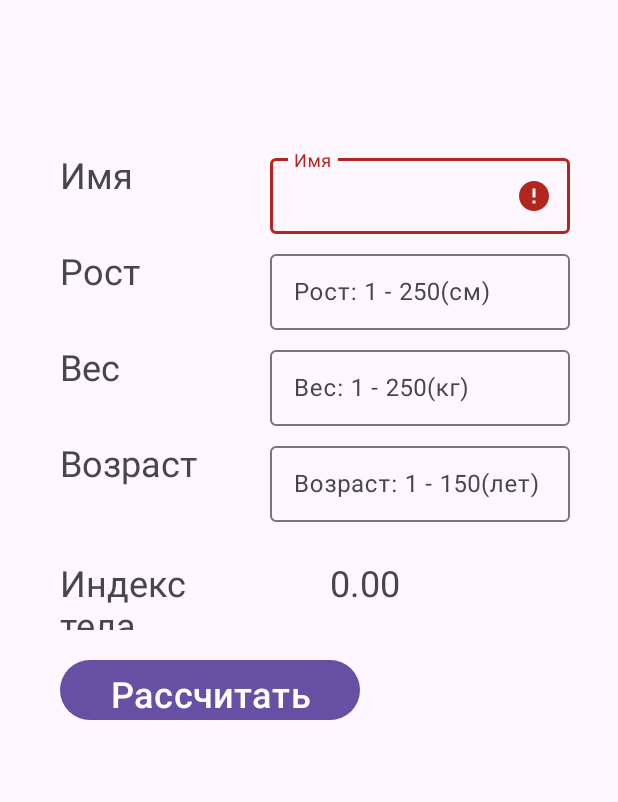
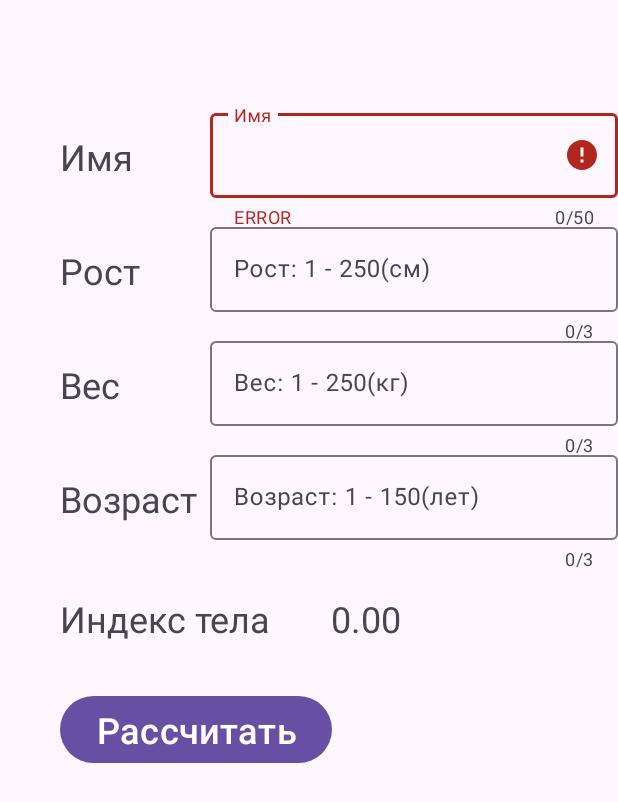
Before and after one commit to DmitriyAlexv/HomeTasks_ForPractice, an Android app: the screen it shows after launch (MainActivity), after a tap on "Рассчитать", on a phone screen of 412 x 824 dp. Shown: the top 802 px of the screen. Run offline under Robolectric (Android 15) with nearby library versions, the phone set to English and light mode, and no system bars.

Commit message:
Fix an refactor some issues

```diff
--- a/Task1/app/src/main/java/com/example/task1/MainActivity.kt
+++ b/Task1/app/src/main/java/com/example/task1/MainActivity.kt
@@ -35,32 +35,9 @@ class MainActivity : AppCompatActivity() {
         }
 
         button.setOnClickListener() {
-            when {
-                name.text.isEmpty() || name.text.length > 50 -> {
-                    findViewById<TextInputLayout>(R.id.tilName).error = "ERROR"
-                    return@setOnClickListener
-                }
+            if (isValidInput(name, height, weight, age)) {
+                val result = calculateBodyIndex(
 
-                height.text.isEmpty() || height.text.toString()
-                    .toInt() > 250 || height.text.toString().toInt() <= 0 -> {
-                    findViewById<TextInputLayout>(R.id.tilHeight).error = "ERROR"
-                    return@setOnClickListener
-                }
-
-                weight.text.isEmpty() || weight.text.toString()
-                    .toInt() > 250 || weight.text.toString().toInt() <= 0 -> {
-                    findViewById<TextInputLayout>(R.id.tilWeight).error = "ERROR"
-                    return@setOnClickListener
-                }
-
-                age.text.isEmpty() || age.text.toString().toInt() > 150 || age.text.toString()
-                    .toInt() <= 0 -> {
-                    findViewById<TextInputLayout>(R.id.tilAge).error = "ERROR"
-                    return@setOnClickListener
-                }
-
-                else -> {
-                    val result = calculateBodyIndex(
                     name.text.toString(),
                     height.text.toString().toInt(),
                     weight.text.toString().toInt(),
@@ -70,9 +47,42 @@ class MainActivity : AppCompatActivity() {
             }
         }
     }
-    }
 
     private fun calculateBodyIndex(name: String, height: Int, weight: Int, age: Int): Double {
         return floor(weight.toDouble() / (height / 100.0 * height / 100.0) * (age / name.length) * 100.0) / 100.0
     }
+
+    private fun isValidInput(
+        name: EditText,
+        height: EditText,
+        weight: EditText,
+        age: EditText
+    ): Boolean {
+        when {
+            name.text.isEmpty() || name.text.length > 50 -> {
+                findViewById<TextInputLayout>(R.id.tilName).error = "ERROR"
+                return false
             }
+
+            height.text.isEmpty() || height.text.toString()
+                .toInt() > 250 || height.text.toString().toInt() <= 0 -> {
+                findViewById<TextInputLayout>(R.id.tilHeight).error = "ERROR"
+                return false
+            }
+
+            weight.text.isEmpty() || weight.text.toString()
+                .toInt() > 250 || weight.text.toString().toInt() <= 0 -> {
+                findViewById<TextInputLayout>(R.id.tilWeight).error = "ERROR"
+                return false
+            }
+
+            age.text.isEmpty() || age.text.toString().toInt() > 150 || age.text.toString()
+                .toInt() <= 0 -> {
+                findViewById<TextInputLayout>(R.id.tilAge).error = "ERROR"
+                return false
+            }
+
+            else -> return true
+        }
+    }
+}
--- a/Task1/app/src/main/res/layout/activity_main.xml
+++ b/Task1/app/src/main/res/layout/activity_main.xml
@@ -8,11 +8,11 @@
 
     <TextView
         android:id="@+id/tvName"
-        android:layout_width="100dp"
-        android:layout_height="48dp"
+        android:layout_width="wrap_content"
+        android:layout_height="wrap_content"
         android:layout_marginStart="40dp"
-        android:layout_marginTop="100dp"
-        android:text="Имя"
+        android:layout_marginTop="88dp"
+        android:text="@string/имя"
         android:textAlignment="textStart"
         android:textSize="24dp"
         app:layout_constraintStart_toStartOf="parent"
@@ -20,11 +20,11 @@
 
     <TextView
         android:id="@+id/tvHeight"
-        android:layout_width="100dp"
-        android:layout_height="48dp"
+        android:layout_width="wrap_content"
+        android:layout_height="wrap_content"
         android:layout_marginStart="40dp"
-        android:layout_marginTop="64dp"
-        android:text="Рост"
+        android:layout_marginTop="76dp"
+        android:text="@string/рост"
         android:textAlignment="textStart"
         android:textSize="24dp"
         app:layout_constraintStart_toStartOf="parent"
@@ -32,11 +32,11 @@
 
     <TextView
         android:id="@+id/tvWeight"
-        android:layout_width="100dp"
-        android:layout_height="48dp"
+        android:layout_width="wrap_content"
+        android:layout_height="wrap_content"
         android:layout_marginStart="40dp"
-        android:layout_marginTop="64dp"
-        android:text="Вес"
+        android:layout_marginTop="76dp"
+        android:text="@string/вес"
         android:textAlignment="textStart"
         android:textSize="24dp"
         app:layout_constraintStart_toStartOf="parent"
@@ -44,11 +44,11 @@
 
     <TextView
         android:id="@+id/tvAge"
-        android:layout_width="100dp"
-        android:layout_height="48dp"
+        android:layout_width="wrap_content"
+        android:layout_height="wrap_content"
         android:layout_marginStart="40dp"
-        android:layout_marginTop="64dp"
-        android:text="Возраст"
+        android:layout_marginTop="76dp"
+        android:text="@string/возраст"
         android:textAlignment="textStart"
         android:textSize="24dp"
         app:layout_constraintStart_toStartOf="parent"
@@ -56,11 +56,11 @@
 
     <TextView
         android:id="@+id/tvBodyIndex"
-        android:layout_width="140dp"
-        android:layout_height="48dp"
+        android:layout_width="wrap_content"
+        android:layout_height="wrap_content"
         android:layout_marginStart="40dp"
         android:layout_marginTop="80dp"
-        android:text="Индекс тела"
+        android:text="@string/индекс_тела"
         android:textAlignment="textStart"
         android:textSize="24dp"
         app:layout_constraintStart_toStartOf="parent"
@@ -68,11 +68,11 @@
 
     <TextView
         android:id="@+id/tvBodyIndexResult"
-        android:layout_width="140dp"
-        android:layout_height="52dp"
+        android:layout_width="wrap_content"
+        android:layout_height="wrap_content"
         android:layout_marginStart="40dp"
         android:layout_marginTop="80dp"
-        android:text="0.00"
+        android:text="@string/default_value"
         android:textAlignment="textStart"
         android:textSize="24dp"
         app:layout_constraintStart_toEndOf="@id/tvBodyIndex"
@@ -80,99 +80,103 @@
 
     <com.google.android.material.textfield.TextInputLayout
         android:id="@+id/tilName"
-        android:layout_width="200dp"
-        android:layout_height="56dp"
-        android:layout_marginStart="40dp"
-        android:layout_marginTop="100dp"
+        android:layout_width="0dp"
+        android:layout_height="wrap_content"
+        android:layout_marginStart="140dp"
+        android:layout_marginTop="70dp"
         android:textSize="20dp"
         app:counterEnabled="true"
         app:counterMaxLength="50"
         app:counterOverflowTextColor="@color/design_default_color_error"
-        app:layout_constraintStart_toEndOf="@id/tvName"
+        app:layout_constraintEnd_toEndOf="parent"
+        app:layout_constraintStart_toStartOf="parent"
         app:layout_constraintTop_toTopOf="parent">
 
         <com.google.android.material.textfield.TextInputEditText
             android:id="@+id/etName"
             android:layout_width="match_parent"
             android:layout_height="match_parent"
-            android:hint="Имя"
+            android:hint="@string/имя"
             android:inputType="text" />
 
     </com.google.android.material.textfield.TextInputLayout>
 
     <com.google.android.material.textfield.TextInputLayout
         android:id="@+id/tilHeight"
-        android:layout_width="200dp"
-        android:layout_height="56dp"
-        android:layout_marginStart="40dp"
-        android:layout_marginTop="64dp"
+        android:layout_width="0dp"
+        android:layout_height="wrap_content"
+        android:layout_marginStart="140dp"
+        android:layout_marginTop="76dp"
         android:textSize="20dp"
         app:counterEnabled="true"
         app:counterMaxLength="3"
         app:counterOverflowTextColor="@color/design_default_color_error"
-        app:layout_constraintStart_toEndOf="@id/tvHeight"
+        app:layout_constraintEnd_toEndOf="parent"
+        app:layout_constraintStart_toStartOf="parent"
         app:layout_constraintTop_toTopOf="@id/tilName">
 
         <com.google.android.material.textfield.TextInputEditText
             android:id="@+id/etHeight"
             android:layout_width="match_parent"
             android:layout_height="match_parent"
-            android:hint="Рост: 1 - 250(см)"
+            android:hint="@string/условие_роста"
             android:inputType="number" />
 
     </com.google.android.material.textfield.TextInputLayout>
 
     <com.google.android.material.textfield.TextInputLayout
         android:id="@+id/tilWeight"
-        android:layout_width="200dp"
-        android:layout_height="56dp"
-        android:layout_marginStart="40dp"
-        android:layout_marginTop="64dp"
+        android:layout_width="0dp"
+        android:layout_height="wrap_content"
+        android:layout_marginStart="140dp"
+        android:layout_marginTop="76dp"
         android:textSize="20dp"
         app:counterEnabled="true"
         app:counterMaxLength="3"
         app:counterOverflowTextColor="@color/design_default_color_error"
-        app:layout_constraintStart_toEndOf="@id/tvWeight"
+        app:layout_constraintEnd_toEndOf="parent"
+        app:layout_constraintStart_toStartOf="parent"
         app:layout_constraintTop_toTopOf="@id/tilHeight">
 
         <com.google.android.material.textfield.TextInputEditText
             android:id="@+id/etWeight"
             android:layout_width="match_parent"
             android:layout_height="match_parent"
-            android:hint="Вес: 1 - 250(кг)"
+            android:hint="@string/условие_веса"
             android:inputType="number" />
 
     </com.google.android.material.textfield.TextInputLayout>
 
     <com.google.android.material.textfield.TextInputLayout
         android:id="@+id/tilAge"
-        android:layout_width="200dp"
-        android:layout_height="56dp"
-        android:layout_marginStart="40dp"
-        android:layout_marginTop="64dp"
+        android:layout_width="0dp"
+        android:layout_height="wrap_content"
+        android:layout_marginStart="140dp"
+        android:layout_marginTop="76dp"
         android:textSize="20dp"
         app:counterEnabled="true"
         app:counterMaxLength="3"
         app:counterOverflowTextColor="@color/design_default_color_error"
-        app:layout_constraintStart_toEndOf="@id/tvAge"
+        app:layout_constraintEnd_toEndOf="parent"
+        app:layout_constraintStart_toStartOf="parent"
         app:layout_constraintTop_toTopOf="@id/tilWeight">
 
         <com.google.android.material.textfield.TextInputEditText
             android:id="@+id/etAge"
             android:layout_width="match_parent"
             android:layout_height="match_parent"
-            android:hint="Возраст: 1 - 150(лет)"
+            android:hint="@string/условие_возраста"
             android:inputType="number" />
 
     </com.google.android.material.textfield.TextInputLayout>
 
     <Button
         android:id="@+id/bCalculate"
-        android:layout_width="200dp"
-        android:layout_height="48dp"
+        android:layout_width="wrap_content"
+        android:layout_height="wrap_content"
         android:layout_marginStart="40dp"
         android:layout_marginTop="64dp"
-        android:text="Рассчитать"
+        android:text="@string/рассчитать"
         android:textAlignment="center"
         android:textSize="24dp"
         app:layout_constraintStart_toStartOf="parent"
--- a/Task1/app/src/main/res/values/strings.xml
+++ b/Task1/app/src/main/res/values/strings.xml
@@ -1,3 +1,13 @@
 <resources>
     <string name="app_name">Task1</string>
+    <string name="имя">Имя</string>
+    <string name="рост">Рост</string>
+    <string name="вес">Вес</string>
+    <string name="возраст">Возраст</string>
+    <string name="индекс_тела">Индекс тела</string>
+    <string name="default_value">0.00</string>
+    <string name="условие_роста">Рост: 1 - 250(см)</string>
+    <string name="условие_веса">Вес: 1 - 250(кг)</string>
+    <string name="условие_возраста">Возраст: 1 - 150(лет)</string>
+    <string name="рассчитать">Рассчитать</string>
 </resources>
```
Lines whose indentation alone changed are shown as unchanged.
